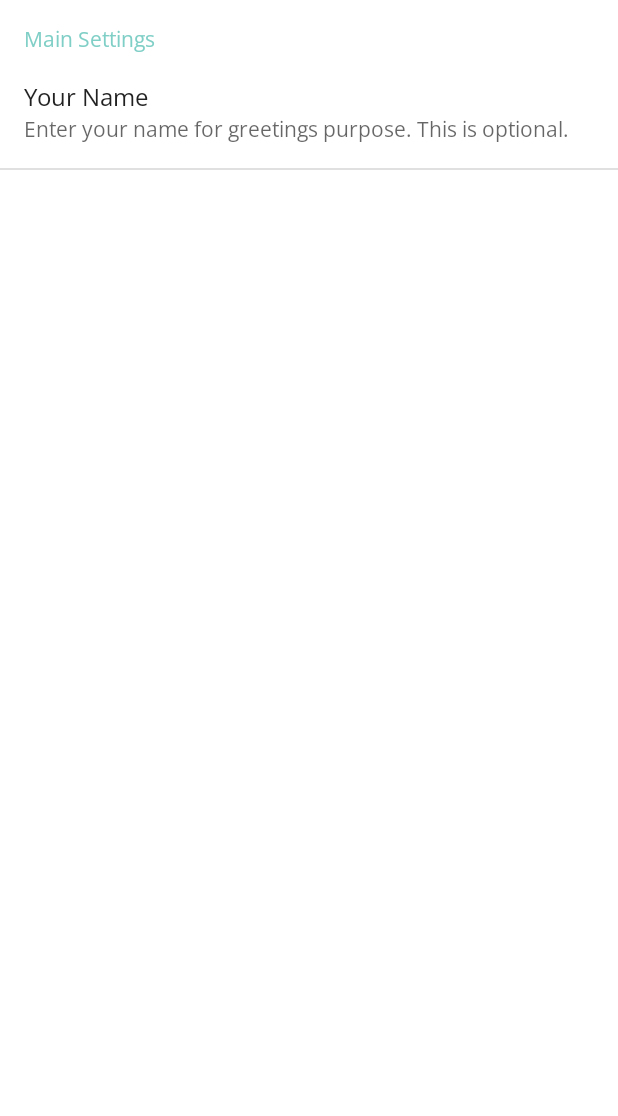
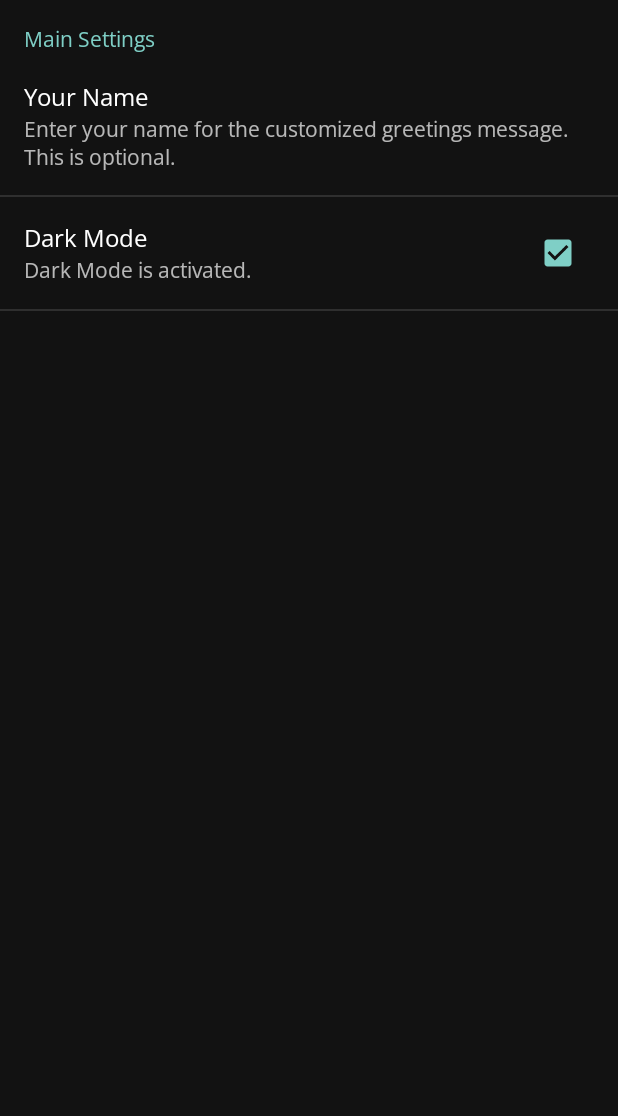
Before and after one commit to tara-pogancev/android-white-noise, an Android app: the Settings screen opened directly, with no data from a screen before it, on a phone screen of 412 x 824 dp, the part 120-1236 px from its top. Run offline under Robolectric (Android 15) with nearby library versions, the phone set to English and light mode, and no system bars.

Commit message:
feat: dark mode

```diff
--- a/DeNoise/app/src/main/java/com/tarapogancev/denoise/Settings.java
+++ b/DeNoise/app/src/main/java/com/tarapogancev/denoise/Settings.java
@@ -25,10 +25,4 @@ public class Settings extends AppCompatActivity {
         }
     }
 
-    @Override
-    public void onBackPressed() {
-        Intent intent = new Intent(this, MainActivity.class);
-        finish();
-        startActivity(intent);
-    }
 }
--- a/DeNoise/app/src/main/java/com/tarapogancev/denoise/SettingsFragment.java
+++ b/DeNoise/app/src/main/java/com/tarapogancev/denoise/SettingsFragment.java
@@ -8,6 +8,7 @@ import android.preference.PreferenceFragment;
 import android.preference.PreferenceScreen;
 
 import androidx.annotation.Nullable;
+import androidx.appcompat.app.AppCompatDelegate;
 
 public class SettingsFragment extends PreferenceFragment {
 
@@ -16,12 +17,31 @@ public class SettingsFragment extends PreferenceFragment {
         super.onCreate(savedInstanceState);
         addPreferencesFromResource(R.xml.preferences);
 
-        EditTextPreference userNamePreference = (EditTextPreference) findPreference("userName");
-        userNamePreference.setOnPreferenceChangeListener(new Preference.OnPreferenceChangeListener() {
+        loadSettings();
+    }
+
+    private void loadSettings() {
+        CheckBoxPreference darkModePreference = (CheckBoxPreference) findPreference("darkMode");
+
+        if (darkModePreference.isChecked()) {
+            AppCompatDelegate.setDefaultNightMode(AppCompatDelegate.MODE_NIGHT_YES);
+        } else {
+            AppCompatDelegate.setDefaultNightMode(AppCompatDelegate.MODE_NIGHT_NO);
+        }
+
+        darkModePreference.setOnPreferenceChangeListener(new Preference.OnPreferenceChangeListener() {
             @Override
             public boolean onPreferenceChange(Preference preference, Object o) {
+                if ((Boolean) o) {
+                    AppCompatDelegate.setDefaultNightMode(AppCompatDelegate.MODE_NIGHT_YES);
+                } else {
+                    AppCompatDelegate.setDefaultNightMode(AppCompatDelegate.MODE_NIGHT_NO);
+                }
                 return true;
             }
         });
+
+
     }
+
 }
--- a/DeNoise/app/src/main/res/values-night/themes.xml
+++ b/DeNoise/app/src/main/res/values-night/themes.xml
@@ -1,16 +1,21 @@
 <resources xmlns:tools="http://schemas.android.com/tools">
     <!-- Base application theme. -->
-    <style name="Theme.DeNoiseCalmingWhiteNoise" parent="Theme.MaterialComponents.DayNight.DarkActionBar">
+    <style name="Theme.DeNoiseCalmingWhiteNoise" parent="Theme.MaterialComponents.DayNight.NoActionBar">
         <!-- Primary brand color. -->
         <item name="colorPrimary">@color/blue</item>
         <item name="colorPrimaryVariant">@color/blueDarker</item>
-        <item name="colorOnPrimary">@color/black</item>
+        <item name="colorOnPrimary">#222222</item>
+        <item name="colorOnPrimaryContainer">@color/black</item>
+        <item name="colorOnBackground">@color/lightGray</item>
         <!-- Secondary brand color. -->
         <item name="colorSecondary">@color/teal</item>
         <item name="colorSecondaryVariant">@color/tealDarker</item>
-        <item name="colorOnSecondary">@color/black</item>
+        <item name="colorOnSecondary">@color/lightGray</item>
         <!-- Status bar color. -->
-        <item name="android:statusBarColor" tools:targetApi="l">?attr/colorPrimaryVariant</item>
+        <item name="android:statusBarColor" tools:targetApi="l">@color/black</item>
         <!-- Customize your theme here. -->
+
+        <item name="android:fontFamily">@font/open_sans</item>
+        <item name="fontWeight">100</item>
     </style>
 </resources>
--- a/DeNoise/app/src/main/res/values/colors.xml
+++ b/DeNoise/app/src/main/res/values/colors.xml
@@ -7,4 +7,5 @@
     <color name="black">#FF000000</color>
     <color name="white">#FFFFFFFF</color>
     <color name="lightGray">#DADADA</color>
+    <color name="gray">#353535</color>
 </resources>
--- a/DeNoise/app/src/main/res/values/themes.xml
+++ b/DeNoise/app/src/main/res/values/themes.xml
@@ -4,7 +4,9 @@
         <!-- Primary brand color. -->
         <item name="colorPrimary">@color/blue</item>
         <item name="colorPrimaryVariant">@color/blueDarker</item>
-        <item name="colorOnPrimary">@color/white</item>
+        <item name="colorOnPrimary">@color/lightGray</item>
+        <item name="colorOnPrimaryContainer">@color/white</item>
+        <item name="colorOnBackground">@color/gray</item>
         <!-- Secondary brand color. -->
         <item name="colorSecondary">@color/teal</item>
         <item name="colorSecondaryVariant">@color/tealDarker</item>
--- a/DeNoise/app/src/main/res/xml/preferences.xml
+++ b/DeNoise/app/src/main/res/xml/preferences.xml
@@ -7,9 +7,20 @@
         <EditTextPreference
             android:key="userName"
             android:title="Your Name"
-            android:summary="Enter your name for greetings purpose. This is optional."
+            android:summary="Enter your name for the customized greetings message. This is optional."
             android:defaultValue=""
             />
+
+        <CheckBoxPreference
+            android:key="darkMode"
+            android:title="Dark Mode"
+            android:defaultValue="false"
+            android:summaryOn="Dark Mode is activated."
+            android:summaryOff="Dark Mode is not activated."
+            />
+
+
+
     </PreferenceCategory>
 
 </PreferenceScreen>
```
Also changed, not shown: DeNoise/app/src/main/java/com/tarapogancev/denoise/MainActivity.java (+18 -5 lines), DeNoise/app/src/main/res/layout/activity_main.xml (+31 -37 lines).
